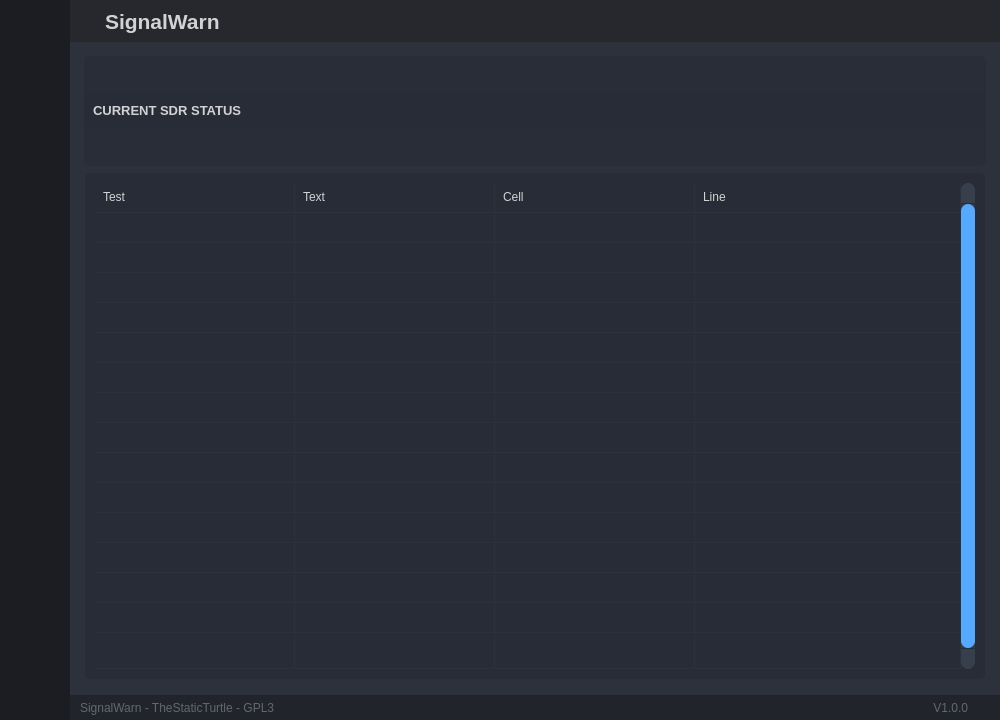
Above: gui/base.ui from TheStaticTurtle/SignalWarn before the change. Below: the same form after it.
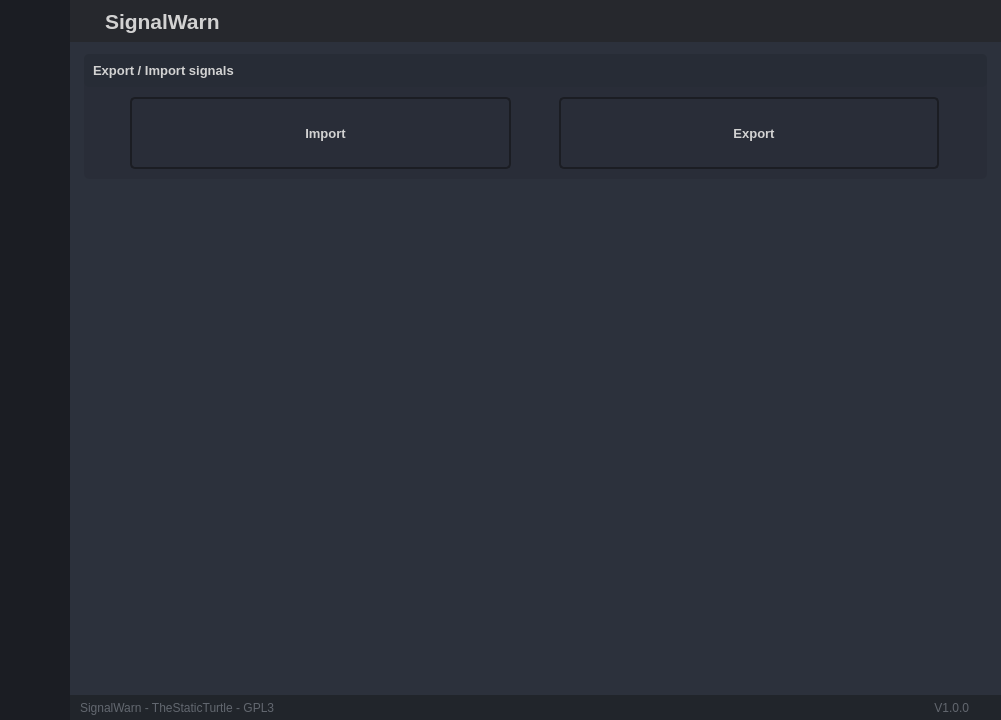
That is the form after the change. The open tabs and pages were chosen to show the change. Icons and pictures are not drawn.

Commit message: UI Updates, Import/Export of signals, Cleanup

What changed in the file:
```diff
--- a/gui/base.ui
+++ b/gui/base.ui
@@ -7,7 +7,7 @@
    <rect>
     <x>0</x>
     <y>0</y>
-    <width>1000</width>
+    <width>1001</width>
     <height>720</height>
    </rect>
   </property>
@@ -1430,7 +1430,7 @@
                 <property name="bottomMargin">
                  <number>5</number>
                 </property>
-                <item alignment="Qt::AlignVCenter">
+                <item>
                  <widget class="QStackedWidget" name="stackedWidget">
                   <property name="styleSheet">
                    <string notr="true">background: transparent;</string>
@@ -2112,120 +2112,6 @@
                   </widget>
                   <widget class="QWidget" name="page_scanner">
                    <layout class="QVBoxLayout" name="verticalLayout_6">
-                    <item>
-                     <widget class="QFrame" name="frame">
-                      <property name="styleSheet">
-                       <string notr="true">border-radius: 5px;</string>
-                      </property>
-                      <property name="frameShape">
-                       <enum>QFrame::StyledPanel</enum>
-                      </property>
-                      <property name="frameShadow">
-                       <enum>QFrame::Raised</enum>
-                      </property>
-                      <layout class="QVBoxLayout" name="verticalLayout_15">
-                       <property name="spacing">
-                        <number>0</number>
-                       </property>
-                       <property name="leftMargin">
-                        <number>0</number>
-                       </property>
-                       <property name="topMargin">
-                        <number>0</number>
-                       </property>
-                       <property name="rightMargin">
-                        <number>0</number>
-                       </property>
-                       <property name="bottomMargin">
-                        <number>0</number>
-                       </property>
-                       <item>
-                        <widget class="QFrame" name="frame_div_content_1">
-                         <property name="minimumSize">
-                          <size>
-                           <width>0</width>
-                           <height>110</height>
-                          </size>
-                         </property>
-                         <property name="maximumSize">
-                          <size>
-                           <width>16777215</width>
-                           <height>110</height>
-                          </size>
-                         </property>
-                         <property name="styleSheet">
-                          <string notr="true">background-color: rgb(41, 45, 56);
-border-radius: 5px;
-</string>
-                         </property>
-                         <property name="frameShape">
-                          <enum>QFrame::NoFrame</enum>
-                         </property>
-                         <property name="frameShadow">
-                          <enum>QFrame::Raised</enum>
-                         </property>
-                         <layout class="QVBoxLayout" name="verticalLayout_7">
-                          <property name="spacing">
-                           <number>0</number>
-                          </property>
-                          <property name="leftMargin">
-                           <number>0</number>
-                          </property>
-                          <property name="topMargin">
-                           <number>0</number>
-                          </property>
-                          <property name="rightMargin">
-                           <number>0</number>
-                          </property>
-                          <property name="bottomMargin">
-                           <number>0</number>
-                          </property>
-                          <item>
-                           <widget class="QFrame" name="frame_title_wid_1">
-                            <property name="maximumSize">
-                             <size>
-                              <width>16777215</width>
-                              <height>35</height>
-                             </size>
-                            </property>
-                            <property name="styleSheet">
-                             <string notr="true">background-color: rgb(39, 44, 54);</string>
-                            </property>
-                            <property name="frameShape">
-                             <enum>QFrame::StyledPanel</enum>
-                            </property>
-                            <property name="frameShadow">
-                             <enum>QFrame::Raised</enum>
-                            </property>
-                            <layout class="QVBoxLayout" name="verticalLayout_8">
-                             <item>
-                              <widget class="QLabel" name="labelBoxInfos">
-                               <property name="font">
-                                <font>
-                                 <pointsize>10</pointsize>
-                                 <bold>true</bold>
-                                </font>
-                               </property>
-                               <property name="styleSheet">
-                                <string notr="true"/>
-                               </property>
-                               <property name="text">
-                                <string>CURRENT SDR STATUS</string>
-                               </property>
-                              </widget>
-                             </item>
-                            </layout>
-                           </widget>
-                          </item>
-                          <item>
-                           <layout class="QVBoxLayout" name="verticalLayout_11"/>
-                          </item>
-                         </layout>
-                        </widget>
-                       </item>
-                      </layout>
-                     </widget>
-                    </item>
                     <item>
                      <widget class="QFrame" name="frame_3">
                       <property name="minimumSize">
@@ -2240,7 +2126,7 @@
                       <property name="frameShadow">
                        <enum>QFrame::Raised</enum>
                       </property>
-                      <layout class="QHBoxLayout" name="horizontalLayout_12">
+                      <layout class="QVBoxLayout" name="verticalLayout_21">
                        <property name="spacing">
                         <number>0</number>
                        </property>
@@ -2256,6 +2142,43 @@
                        <property name="bottomMargin">
                         <number>0</number>
                        </property>
+                       <item>
+                        <widget class="QFrame" name="frame_title_wid_1">
+                         <property name="maximumSize">
+                          <size>
+                           <width>16777215</width>
+                           <height>35</height>
+                          </size>
+                         </property>
+                         <property name="styleSheet">
+                          <string notr="true">background-color: rgb(39, 44, 54);</string>
+                         </property>
+                         <property name="frameShape">
+                          <enum>QFrame::StyledPanel</enum>
+                         </property>
+                         <property name="frameShadow">
+                          <enum>QFrame::Raised</enum>
+                         </property>
+                         <layout class="QVBoxLayout" name="verticalLayout_8">
+                          <item>
+                           <widget class="QLabel" name="labelBoxInfos">
+                            <property name="font">
+                             <font>
+                              <pointsize>10</pointsize>
+                              <bold>true</bold>
+                             </font>
+                            </property>
+                            <property name="styleSheet">
+                             <string notr="true"/>
+                            </property>
+                            <property name="text">
+                             <string>SIGNALS STATUS</string>
+                            </property>
+                           </widget>
+                          </item>
+                         </layout>
+                        </widget>
+                       </item>
                        <item>
                         <widget class="QTableWidget" name="tableWidget">
                          <property name="sizePolicy">
@@ -2523,7 +2446,7 @@
                           <enum>QFrame::NoFrame</enum>
                          </property>
                          <property name="verticalScrollBarPolicy">
-                          <enum>Qt::ScrollBarAlwaysOn</enum>
+                          <enum>Qt::ScrollBarAsNeeded</enum>
                          </property>
                          <property name="sizeAdjustPolicy">
                           <enum>QAbstractScrollArea::AdjustToContents</enum>
@@ -2547,7 +2470,10 @@
                           <enum>Qt::SolidLine</enum>
                          </property>
                          <property name="sortingEnabled">
-                          <bool>false</bool>
+                          <bool>true</bool>
+                         </property>
+                         <property name="columnCount">
+                          <number>4</number>
                          </property>
                          <attribute name="horizontalHeaderVisible">
                           <bool>false</bool>
@@ -2703,6 +2629,224 @@
                     </item>
                    </layout>
                   </widget>
+                  <widget class="QWidget" name="page_settings">
+                   <layout class="QVBoxLayout" name="verticalLayout_22">
+                    <property name="topMargin">
+                     <number>0</number>
+                    </property>
+                    <property name="rightMargin">
+                     <number>9</number>
+                    </property>
+                    <property name="bottomMargin">
+                     <number>0</number>
+                    </property>
+                    <item>
+                     <widget class="QFrame" name="frame_settings">
+                      <property name="styleSheet">
+                       <string notr="true">border-radius: 5px;</string>
+                      </property>
+                      <property name="frameShape">
+                       <enum>QFrame::StyledPanel</enum>
+                      </property>
+                      <property name="frameShadow">
+                       <enum>QFrame::Raised</enum>
+                      </property>
+                      <layout class="QVBoxLayout" name="verticalLayout_19">
+                       <property name="spacing">
+                        <number>0</number>
+                       </property>
+                       <property name="leftMargin">
+                        <number>0</number>
+                       </property>
+                       <property name="topMargin">
+                        <number>0</number>
+                       </property>
+                       <property name="rightMargin">
+                        <number>0</number>
+                       </property>
+                       <property name="bottomMargin">
+                        <number>0</number>
+                       </property>
+                       <item>
+                        <widget class="QFrame" name="frame_div_content_import_export">
+                         <property name="minimumSize">
+                          <size>
+                           <width>0</width>
+                           <height>125</height>
+                          </size>
+                         </property>
+                         <property name="maximumSize">
+                          <size>
+                           <width>16777215</width>
+                           <height>110</height>
+                          </size>
+                         </property>
+                         <property name="styleSheet">
+                          <string notr="true">background-color: rgb(41, 45, 56);
+border-radius: 5px;
+</string>
+                         </property>
+                         <property name="frameShape">
+                          <enum>QFrame::NoFrame</enum>
+                         </property>
+                         <property name="frameShadow">
+                          <enum>QFrame::Raised</enum>
+                         </property>
+                         <layout class="QVBoxLayout" name="verticalLayout_12" stretch="0,1">
+                          <property name="spacing">
+                           <number>0</number>
+                          </property>
+                          <property name="leftMargin">
+                           <number>0</number>
+                          </property>
+                          <property name="topMargin">
+                           <number>0</number>
+                          </property>
+                          <property name="rightMargin">
+                           <number>0</number>
+                          </property>
+                          <property name="bottomMargin">
+                           <number>0</number>
+                          </property>
+                          <item>
+                           <widget class="QFrame" name="frame_title_import_export">
+                            <property name="maximumSize">
+                             <size>
+                              <width>16777215</width>
+                              <height>35</height>
+                             </size>
+                            </property>
+                            <property name="styleSheet">
+                             <string notr="true">background-color: rgb(39, 44, 54);</string>
+                            </property>
+                            <property name="frameShape">
+                             <enum>QFrame::StyledPanel</enum>
+                            </property>
+                            <property name="frameShadow">
+                             <enum>QFrame::Raised</enum>
+                            </property>
+                            <layout class="QVBoxLayout" name="verticalLayout_20">
+                             <item>
+                              <widget class="QLabel" name="labelBoxInfos_import_export">
+                               <property name="font">
+                                <font>
+                                 <pointsize>10</pointsize>
+                                 <bold>true</bold>
+                                </font>
+                               </property>
+                               <property name="styleSheet">
+                                <string notr="true"/>
+                               </property>
+                               <property name="text">
+                                <string>Export / Import signals</string>
+                               </property>
+                              </widget>
+                             </item>
+                            </layout>
+                           </widget>
+                          </item>
+                          <item>
+                           <layout class="QVBoxLayout" name="verticalLayout_import_export">
+                            <item>
+                             <layout class="QGridLayout" name="gridLayout_import_export" columnstretch="0,0">
+                              <property name="leftMargin">
+                               <number>46</number>
+                              </property>
+                              <property name="topMargin">
+                               <number>10</number>
+                              </property>
+                              <property name="rightMargin">
+                               <number>48</number>
+                              </property>
+                              <property name="bottomMargin">
+                               <number>10</number>
+                              </property>
+                              <property name="horizontalSpacing">
+                               <number>48</number>
+                              </property>
+                              <item row="0" column="0">
+                               <widget class="QPushButton" name="pushButton_import_signals">
+                                <property name="sizePolicy">
+                                 <sizepolicy hsizetype="Expanding" vsizetype="Expanding">
+                                  <horstretch>0</horstretch>
+                                  <verstretch>0</verstretch>
+                                 </sizepolicy>
+                                </property>
+                                <property name="font">
+                                 <font>
+                                  <pointsize>10</pointsize>
+                                  <bold>true</bold>
+                                 </font>
+                                </property>
+                                <property name="text">
+                                 <string>Import</string>
+                                </property>
+                                <property name="icon">
+                                 <iconset resource="C:/Users/tugle/Downloads/Simple_PySide_Base/files.qrc">
+                                  <normaloff>:/20x20/icons/20x20/cil-vertical-align-top.png</normaloff>:/20x20/icons/20x20/cil-vertical-align-top.png</iconset>
+                                </property>
+                                <property name="iconSize">
+                                 <size>
+                                  <width>24</width>
+                                  <height>24</height>
+                                 </size>
+                                </property>
+                               </widget>
+                              </item>
+                              <item row="0" column="1">
+                               <widget class="QPushButton" name="pushButton_export_signals">
+                                <property name="sizePolicy">
+                                 <sizepolicy hsizetype="Expanding" vsizetype="Expanding">
+                                  <horstretch>0</horstretch>
+                                  <verstretch>0</verstretch>
+                                 </sizepolicy>
+                                </property>
+                                <property name="font">
+                                 <font>
+                                  <pointsize>10</pointsize>
+                                  <bold>true</bold>
+                                 </font>
+                                </property>
+                                <property name="text">
+                                 <string>Export</string>
+                                </property>
+                                <property name="icon">
+                                 <iconset resource="C:/Users/tugle/Downloads/Simple_PySide_Base/files.qrc">
+                                  <normaloff>:/20x20/icons/20x20/cil-vertical-align-bottom.png</normaloff>:/20x20/icons/20x20/cil-vertical-align-bottom.png</iconset>
+                                </property>
+                                <property name="iconSize">
+                                 <size>
+                                  <width>24</width>
+                                  <height>24</height>
+                                 </size>
+                                </property>
+                               </widget>
+                              </item>
+                             </layout>
+                            </item>
+                           </layout>
+                          </item>
+                         </layout>
+                        </widget>
+                       </item>
+                       <item>
+                        <spacer name="verticalSpacer_3">
+                         <property name="orientation">
+                          <enum>Qt::Vertical</enum>
+                         </property>
+                         <property name="sizeHint" stdset="0">
+                          <size>
+                           <width>20</width>
+                           <height>40</height>
+                          </size>
+                         </property>
+                        </spacer>
+                       </item>
+                      </layout>
+                     </widget>
+                    </item>
+                   </layout>
+                  </widget>
                  </widget>
                 </item>
                </layout>
```
Left out of the diff: 2 changed lines with no effect on the pictures. The commit also changes 5 other files.
